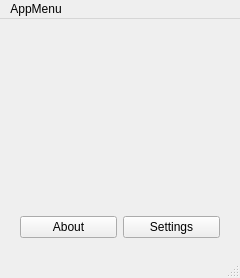
First picture: the form in src/ui/mainwindow.ui, repository CopyPlusPlus/CopyPlusPlus-Qt, before the edit.
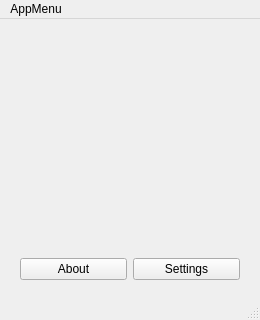
Second picture: the form after the edit. Custom widgets are drawn as their Qt base class.

```diff
--- a/src/ui/mainwindow.ui
+++ b/src/ui/mainwindow.ui
@@ -6,8 +6,8 @@
    <rect>
     <x>0</x>
     <y>0</y>
-    <width>240</width>
-    <height>278</height>
+    <width>260</width>
+    <height>320</height>
    </rect>
   </property>
   <property name="windowTitle">
@@ -120,8 +120,8 @@
     <rect>
      <x>0</x>
      <y>0</y>
-     <width>240</width>
-     <height>18</height>
+     <width>260</width>
+     <height>21</height>
     </rect>
    </property>
    <widget class="QMenu" name="menuAppMenu">
```
Left out of the diff: 3 changed lines with no effect on the pictures.
